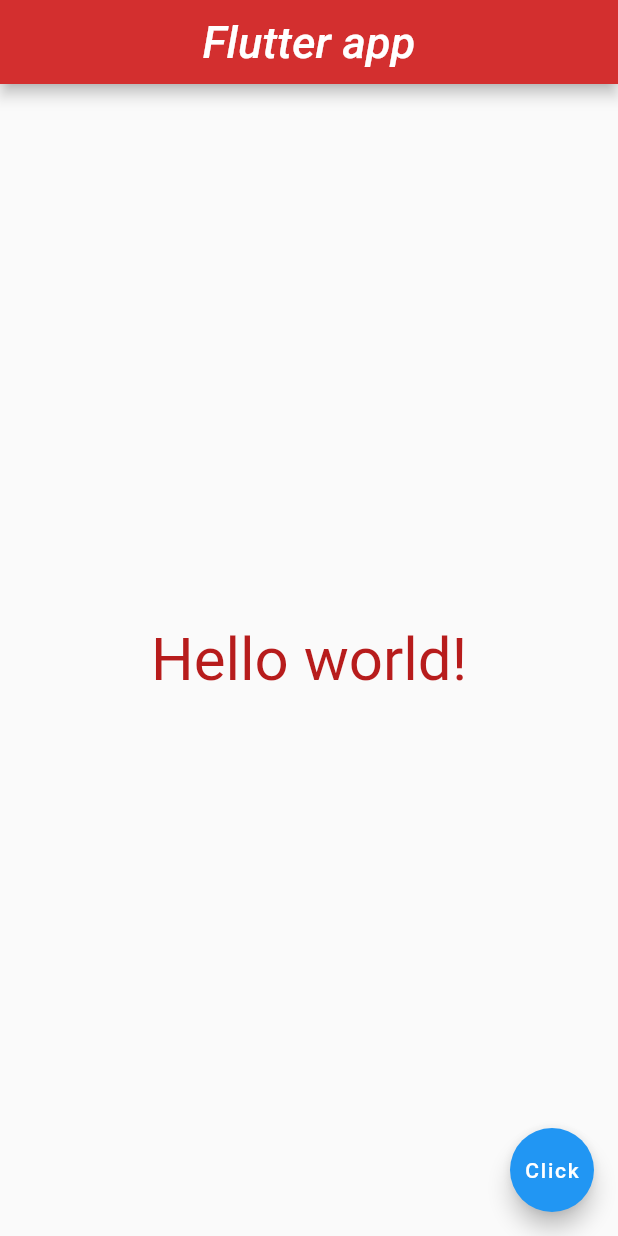
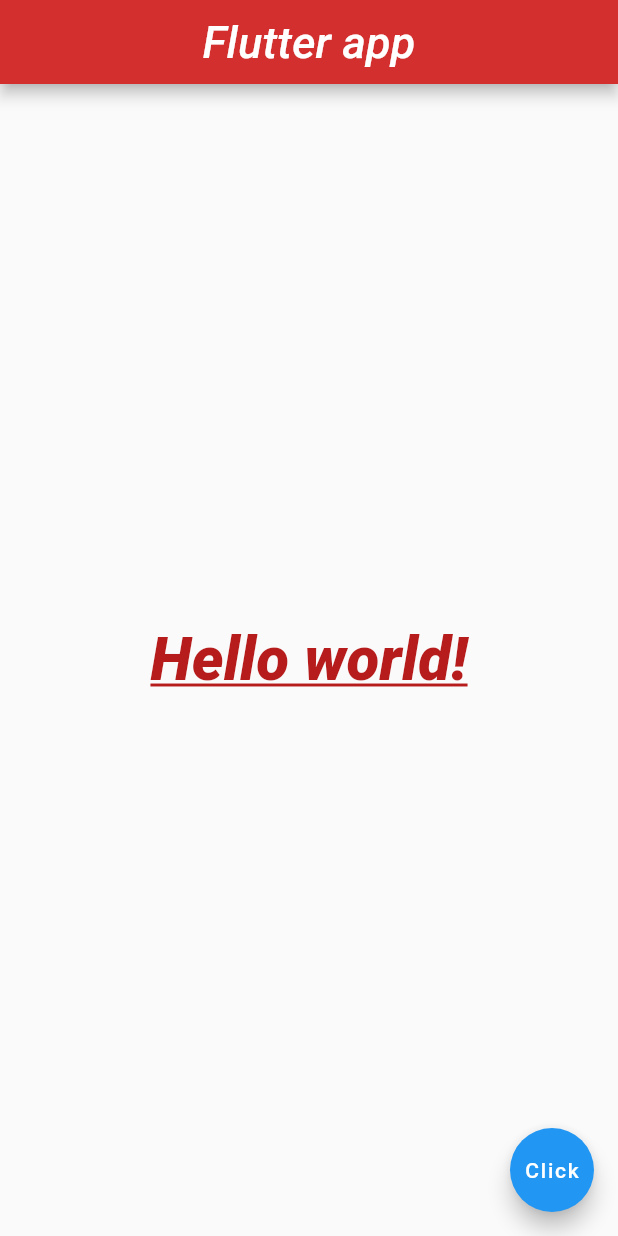
Before and after one commit to gmshimon/Flutter_practise, a Flutter app: the screen it shows after launch, on a phone screen of 412 x 824 dp. Run offline on Flutter 3.47's test engine with Material 2 defaults, Android fonts, the phone set to English and light mode, and no system bars.

Commit message:
style added

```diff
--- a/lib/main.dart
+++ b/lib/main.dart
@@ -26,6 +26,9 @@ class Home extends StatelessWidget {
               style: TextStyle(
                 color: Colors.red[900],
                 fontSize: 40,
+                fontStyle: FontStyle.italic,
+                decoration: TextDecoration.underline,
+                fontWeight: FontWeight.w800,
               ))),
       floatingActionButton: FloatingActionButton(
         onPressed: () {},
```
